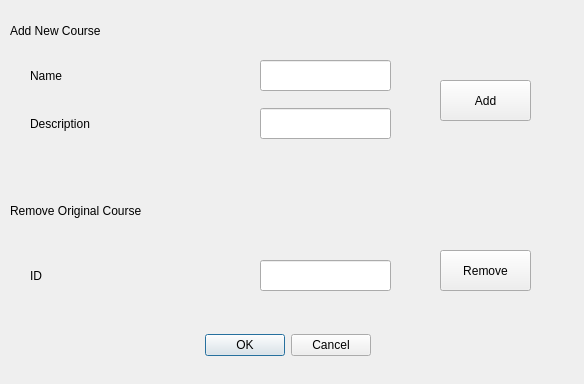
Above: insertcourse.ui from awmleer/grade-management before the change. Below: the same form after it.
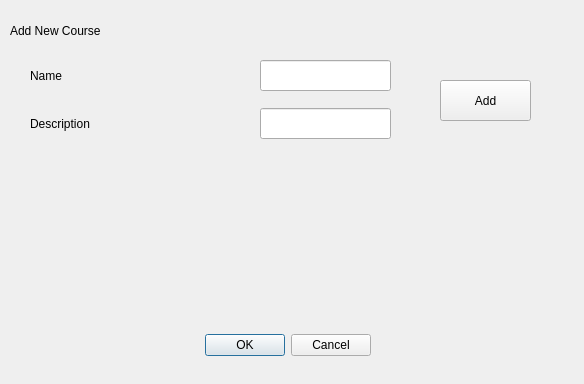
That is the form after the change.

```diff
--- a/insertcourse.ui
+++ b/insertcourse.ui
@@ -101,55 +101,6 @@
     <string>Add</string>
    </property>
   </widget>
-  <widget class="QLabel" name="label_4">
-   <property name="geometry">
-    <rect>
-     <x>10</x>
-     <y>190</y>
-     <width>561</width>
-     <height>41</height>
-    </rect>
-   </property>
-   <property name="text">
-    <string>Remove Original Course</string>
-   </property>
-  </widget>
-  <widget class="QLineEdit" name="delCourseId">
-   <property name="geometry">
-    <rect>
-     <x>260</x>
-     <y>260</y>
-     <width>131</width>
-     <height>31</height>
-    </rect>
-   </property>
-  </widget>
-  <widget class="QLabel" name="label_5">
-   <property name="geometry">
-    <rect>
-     <x>30</x>
-     <y>260</y>
-     <width>101</width>
-     <height>31</height>
-    </rect>
-   </property>
-   <property name="text">
-    <string>ID</string>
-   </property>
-  </widget>
-  <widget class="QPushButton" name="pushButton_2">
-   <property name="geometry">
-    <rect>
-     <x>440</x>
-     <y>250</y>
-     <width>91</width>
-     <height>41</height>
-    </rect>
-   </property>
-   <property name="text">
-    <string>Remove</string>
-   </property>
-  </widget>
  </widget>
  <resources/>
  <connections>
```
